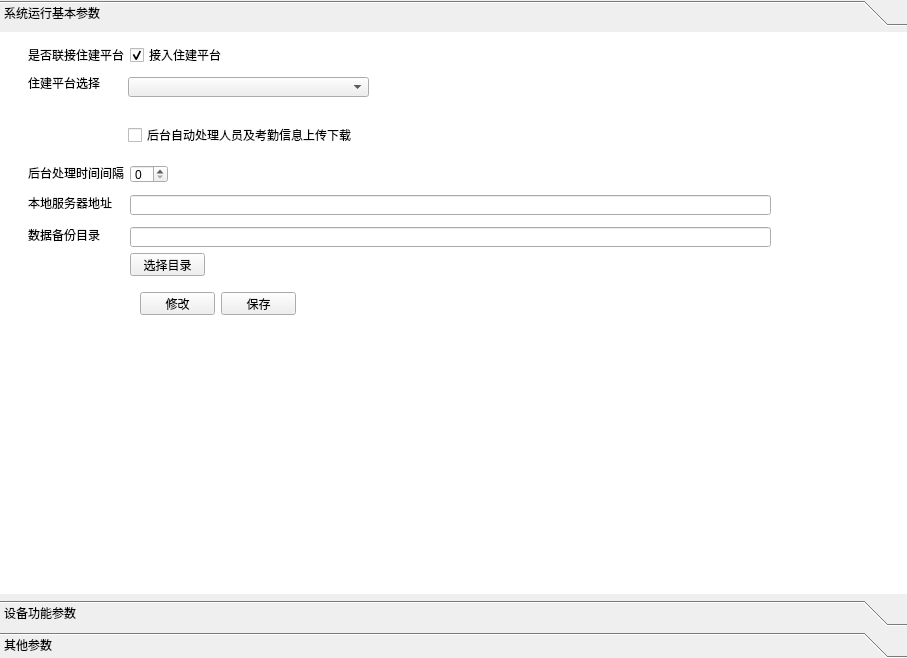
The window that views/sysSetUi.ui (jamesandjim/wisdom_site) describes before a commit, drawn with Qt 5.
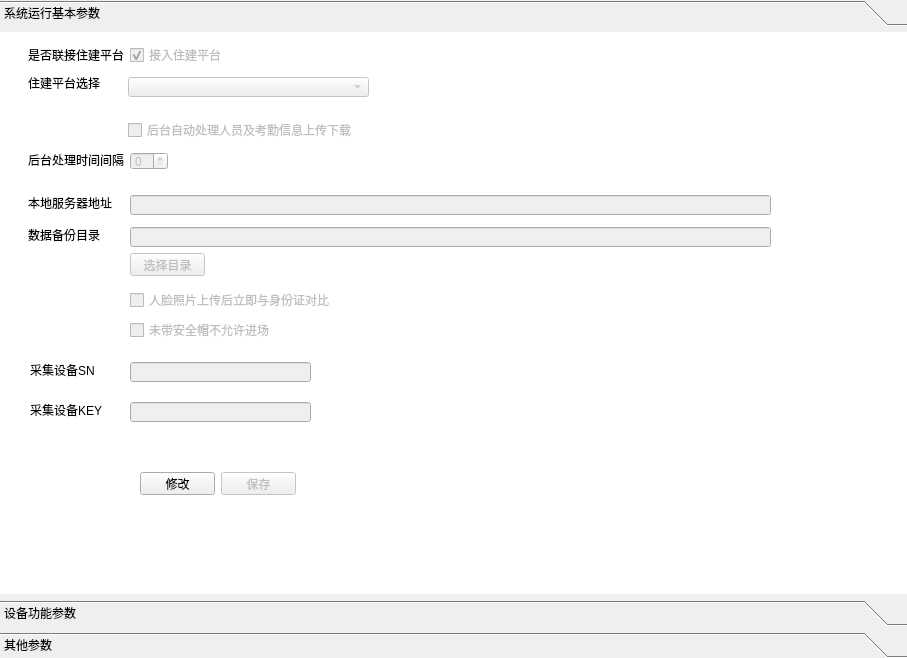
The same window after the commit.

```diff
--- a/views/sysSetUi.ui
+++ b/views/sysSetUi.ui
@@ -73,7 +73,10 @@
         <string>是否联接住建平台</string>
        </property>
       </widget>
-      <widget class="QCheckBox" name="checkBox">
+      <widget class="QCheckBox" name="checkBox_zjptYN">
+       <property name="enabled">
+        <bool>false</bool>
+       </property>
        <property name="geometry">
         <rect>
          <x>130</x>
@@ -102,7 +105,10 @@
         <string>住建平台选择</string>
        </property>
       </widget>
-      <widget class="QComboBox" name="comboBox">
+      <widget class="QComboBox" name="comboBox_zjptName">
+       <property name="enabled">
+        <bool>false</bool>
+       </property>
        <property name="geometry">
         <rect>
          <x>128</x>
@@ -125,7 +131,10 @@
         <string>数据备份目录</string>
        </property>
       </widget>
-      <widget class="QLineEdit" name="lineEdit">
+      <widget class="QLineEdit" name="le_backupUrl">
+       <property name="enabled">
+        <bool>false</bool>
+       </property>
        <property name="geometry">
         <rect>
          <x>130</x>
@@ -135,11 +144,14 @@
         </rect>
        </property>
       </widget>
-      <widget class="QCheckBox" name="checkBox_4">
+      <widget class="QCheckBox" name="checkBox_htzdclYN">
+       <property name="enabled">
+        <bool>false</bool>
+       </property>
        <property name="geometry">
         <rect>
          <x>128</x>
-         <y>95</y>
+         <y>90</y>
          <width>227</width>
          <height>16</height>
         </rect>
@@ -161,7 +173,10 @@
         <string>本地服务器地址</string>
        </property>
       </widget>
-      <widget class="QLineEdit" name="lineEdit_2">
+      <widget class="QLineEdit" name="le_localServer">
+       <property name="enabled">
+        <bool>false</bool>
+       </property>
        <property name="geometry">
         <rect>
          <x>130</x>
@@ -175,7 +190,7 @@
        <property name="geometry">
         <rect>
          <x>28</x>
-         <y>133</y>
+         <y>120</y>
          <width>96</width>
          <height>16</height>
         </rect>
@@ -184,11 +199,14 @@
         <string>后台处理时间间隔</string>
        </property>
       </widget>
-      <widget class="QSpinBox" name="spinBox">
+      <widget class="QSpinBox" name="spinBox_htzkclTime">
+       <property name="enabled">
+        <bool>false</bool>
+       </property>
        <property name="geometry">
         <rect>
          <x>130</x>
-         <y>133</y>
+         <y>120</y>
          <width>38</width>
          <height>18</height>
         </rect>
@@ -200,11 +218,11 @@
         </sizepolicy>
        </property>
       </widget>
-      <widget class="QWidget" name="">
+      <widget class="QWidget" name="layoutWidget">
        <property name="geometry">
         <rect>
          <x>130</x>
-         <y>250</y>
+         <y>430</y>
          <width>176</width>
          <height>43</height>
         </rect>
@@ -223,14 +241,17 @@
          <number>10</number>
         </property>
         <item>
-         <widget class="QPushButton" name="pushButton_2">
+         <widget class="QPushButton" name="pb_update">
           <property name="text">
            <string>修改</string>
           </property>
          </widget>
         </item>
         <item>
-         <widget class="QPushButton" name="pushButton_3">
+         <widget class="QPushButton" name="pb_save">
+          <property name="enabled">
+           <bool>false</bool>
+          </property>
           <property name="text">
            <string>保存</string>
           </property>
@@ -238,7 +259,10 @@
         </item>
        </layout>
       </widget>
-      <widget class="QPushButton" name="pushButton">
+      <widget class="QPushButton" name="pb_selectPath">
+       <property name="enabled">
+        <bool>false</bool>
+       </property>
        <property name="geometry">
         <rect>
          <x>130</x>
@@ -251,6 +275,90 @@
         <string>选择目录</string>
        </property>
       </widget>
+      <widget class="QCheckBox" name="checkBox_aqmYN">
+       <property name="enabled">
+        <bool>false</bool>
+       </property>
+       <property name="geometry">
+        <rect>
+         <x>130</x>
+         <y>290</y>
+         <width>191</width>
+         <height>16</height>
+        </rect>
+       </property>
+       <property name="text">
+        <string>未带安全帽不允许进场</string>
+       </property>
+      </widget>
+      <widget class="QCheckBox" name="checkBox_photoBdYN">
+       <property name="enabled">
+        <bool>false</bool>
+       </property>
+       <property name="geometry">
+        <rect>
+         <x>130</x>
+         <y>260</y>
+         <width>231</width>
+         <height>16</height>
+        </rect>
+       </property>
+       <property name="text">
+        <string>人脸照片上传后立即与身份证对比</string>
+       </property>
+      </widget>
+      <widget class="QLabel" name="label_6">
+       <property name="geometry">
+        <rect>
+         <x>30</x>
+         <y>330</y>
+         <width>81</width>
+         <height>16</height>
+        </rect>
+       </property>
+       <property name="text">
+        <string>采集设备SN</string>
+       </property>
+      </widget>
+      <widget class="QLabel" name="label_7">
+       <property name="geometry">
+        <rect>
+         <x>30</x>
+         <y>370</y>
+         <width>81</width>
+         <height>16</height>
+        </rect>
+       </property>
+       <property name="text">
+        <string>采集设备KEY</string>
+       </property>
+      </widget>
+      <widget class="QLineEdit" name="le_cjSN">
+       <property name="enabled">
+        <bool>false</bool>
+       </property>
+       <property name="geometry">
+        <rect>
+         <x>130</x>
+         <y>330</y>
+         <width>181</width>
+         <height>20</height>
+        </rect>
+       </property>
+      </widget>
+      <widget class="QLineEdit" name="le_cjKEY">
+       <property name="enabled">
+        <bool>false</bool>
+       </property>
+       <property name="geometry">
+        <rect>
+         <x>130</x>
+         <y>370</y>
+         <width>181</width>
+         <height>20</height>
+        </rect>
+       </property>
+      </widget>
      </widget>
      <widget class="QWidget" name="page_sbcs">
       <property name="geometry">
@@ -297,6 +405,14 @@
       </widget>
      </widget>
      <widget class="QWidget" name="page_qtcs">
+      <property name="geometry">
+       <rect>
+        <x>0</x>
+        <y>0</y>
+        <width>907</width>
+        <height>580</height>
+       </rect>
+      </property>
       <attribute name="label">
        <string>其他参数</string>
       </attribute>
```
